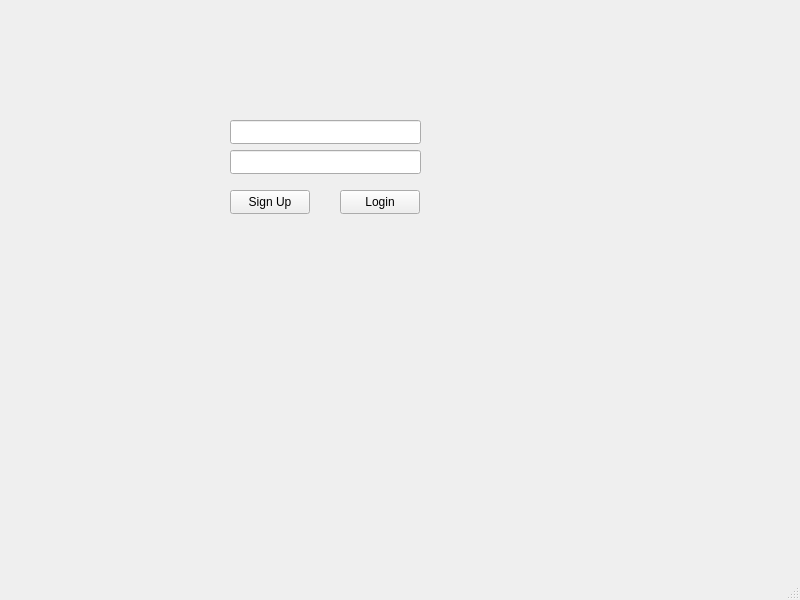
Qt form IsraelEthanTaehgCS106point2/loginpage.ui (israelBlackyb/IETMCS106.2) before a commit.
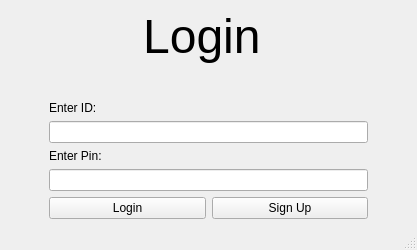
The same form after that commit.

Commit message: Login UI improments

Patch:
```diff
--- a/IsraelEthanTaehgCS106point2/loginpage.ui
+++ b/IsraelEthanTaehgCS106point2/loginpage.ui
@@ -6,63 +6,138 @@
    <rect>
     <x>0</x>
     <y>0</y>
-    <width>800</width>
-    <height>600</height>
+    <width>417</width>
+    <height>250</height>
    </rect>
   </property>
   <property name="windowTitle">
    <string>MainWindow</string>
   </property>
   <widget class="QWidget" name="centralwidget">
-   <widget class="QPushButton" name="sign">
-    <property name="geometry">
-     <rect>
-      <x>230</x>
-      <y>190</y>
-      <width>80</width>
-      <height>24</height>
-     </rect>
-    </property>
-    <property name="text">
-     <string>Sign Up</string>
-    </property>
-   </widget>
-   <widget class="QPushButton" name="log">
-    <property name="geometry">
-     <rect>
-      <x>340</x>
-      <y>190</y>
-      <width>80</width>
-      <height>24</height>
-     </rect>
-    </property>
-    <property name="text">
-     <string>Login</string>
-    </property>
-   </widget>
-   <widget class="QLineEdit" name="userField">
-    <property name="geometry">
-     <rect>
-      <x>230</x>
-      <y>120</y>
-      <width>191</width>
-      <height>24</height>
-     </rect>
-    </property>
-   </widget>
-   <widget class="QLineEdit" name="passField">
-    <property name="geometry">
-     <rect>
-      <x>230</x>
-      <y>150</y>
-      <width>191</width>
-      <height>24</height>
-     </rect>
-    </property>
-    <property name="echoMode">
-     <enum>QLineEdit::Password</enum>
-    </property>
-   </widget>
+   <layout class="QGridLayout" name="gridLayout">
+    <item row="0" column="1">
+     <layout class="QVBoxLayout" name="verticalLayout">
+      <item>
+       <widget class="QLabel" name="loginTitle">
+        <property name="font">
+         <font>
+          <pointsize>36</pointsize>
+         </font>
+        </property>
+        <property name="text">
+         <string>Login </string>
+        </property>
+        <property name="alignment">
+         <set>Qt::AlignCenter</set>
+        </property>
+       </widget>
+      </item>
+      <item>
+       <spacer name="verticalSpacer">
+        <property name="orientation">
+         <enum>Qt::Vertical</enum>
+        </property>
+        <property name="sizeType">
+         <enum>QSizePolicy::Maximum</enum>
+        </property>
+        <property name="sizeHint" stdset="0">
+         <size>
+          <width>20</width>
+          <height>40</height>
+         </size>
+        </property>
+       </spacer>
+      </item>
+      <item>
+       <widget class="QLabel" name="label_2">
+        <property name="text">
+         <string>Enter ID:</string>
+        </property>
+       </widget>
+      </item>
+      <item>
+       <widget class="QLineEdit" name="userField">
+        <property name="text">
+         <string/>
+        </property>
+        <property name="alignment">
+         <set>Qt::AlignCenter</set>
+        </property>
+       </widget>
+      </item>
+      <item>
+       <widget class="QLabel" name="label">
+        <property name="text">
+         <string>Enter Pin:</string>
+        </property>
+       </widget>
+      </item>
+      <item>
+       <widget class="QLineEdit" name="passField">
+        <property name="text">
+         <string/>
+        </property>
+        <property name="echoMode">
+         <enum>QLineEdit::Password</enum>
+        </property>
+        <property name="alignment">
+         <set>Qt::AlignCenter</set>
+        </property>
+       </widget>
+      </item>
+      <item>
+       <layout class="QHBoxLayout" name="horizontalLayout">
+        <item>
+         <widget class="QPushButton" name="loginButton">
+          <property name="text">
+           <string>Login</string>
+          </property>
+         </widget>
+        </item>
+        <item>
+         <widget class="QPushButton" name="signupButton">
+          <property name="text">
+           <string>Sign Up</string>
+          </property>
+         </widget>
+        </item>
+       </layout>
+      </item>
+     </layout>
+    </item>
+    <item row="0" column="2">
+     <spacer name="horizontalSpacer_2">
+      <property name="orientation">
+       <enum>Qt::Horizontal</enum>
+      </property>
+      <property name="sizeType">
+       <enum>QSizePolicy::Maximum</enum>
+      </property>
+      <property name="sizeHint" stdset="0">
+       <size>
+        <width>40</width>
+        <height>20</height>
+       </size>
+      </property>
+     </spacer>
+    </item>
+    <item row="0" column="0">
+     <spacer name="horizontalSpacer">
+      <property name="orientation">
+       <enum>Qt::Horizontal</enum>
+      </property>
+      <property name="sizeType">
+       <enum>QSizePolicy::Maximum</enum>
+      </property>
+      <property name="sizeHint" stdset="0">
+       <size>
+        <width>40</width>
+        <height>20</height>
+       </size>
+      </property>
+     </spacer>
+    </item>
+   </layout>
   </widget>
   <widget class="QMenuBar" name="menubar">
    <property name="geometry">
```
Left out of the diff: 4 changed lines with no effect on the pictures. The commit also changes 1 other file.
